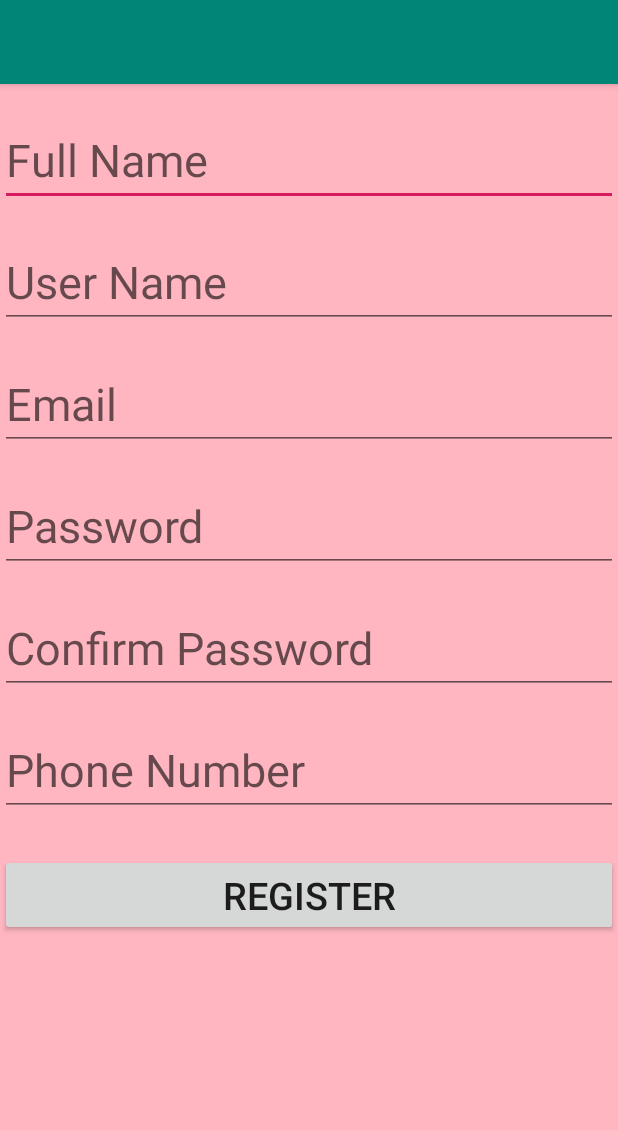
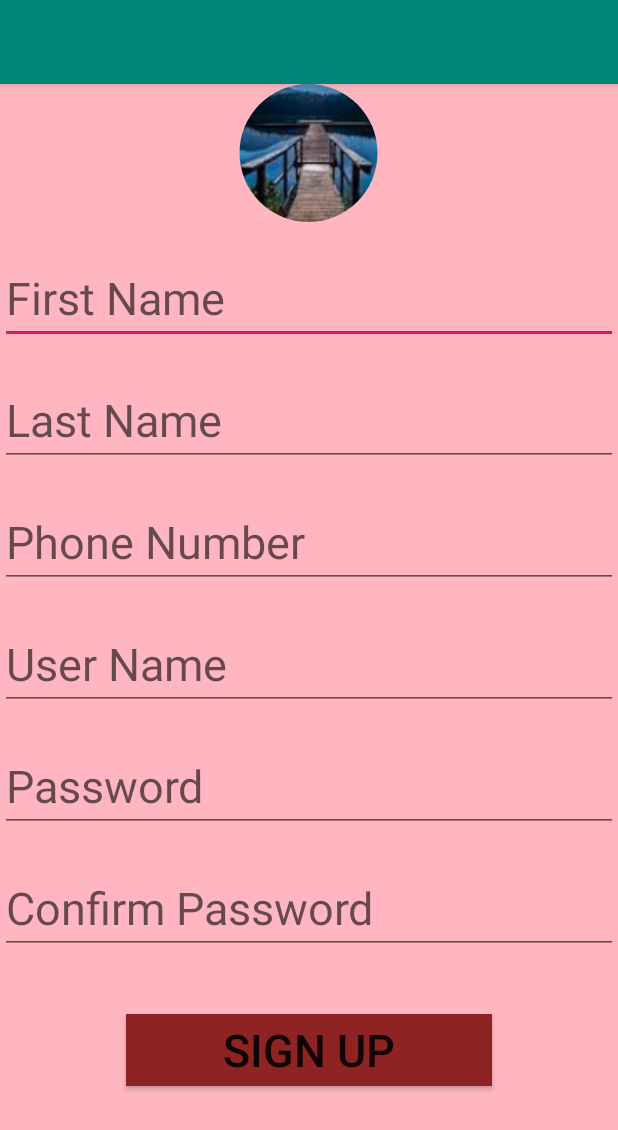
Before and after one commit to sheelabhan/Store, an Android app: the SignUp screen opened directly, with no data from a screen before it, on a phone screen of 412 x 824 dp. Shown: the top 1130 px of the screen. Run offline under Robolectric (Android 15) with nearby library versions, the phone set to English and light mode, and no system bars; our stand-ins replace CircleImageView; pictures from the network do not load.

Commit message:
I have done register and login code through api. for this i have make class, url.

```diff
--- /dev/null
+++ b/app/src/main/java/com/sheela/mobilestore/api/UserAPI.java
@@ -0,0 +1,32 @@
+package com.sheela.mobilestore.api;
+
+import com.sheela.mobilestore.model.User;
+import com.sheela.mobilestore.model.username;
+import com.sheela.mobilestore.serverresponse.ImageResponse;
+import com.sheela.mobilestore.serverresponse.SignUpResponse;
+import com.sheela.mobilestore.serverresponse.SignUpResponse;
+
+import okhttp3.MultipartBody;
+import retrofit2.Call;
+import retrofit2.http.Body;
+import retrofit2.http.GET;
+import retrofit2.http.Header;
+import retrofit2.http.Multipart;
+import retrofit2.http.POST;
+import retrofit2.http.Part;
+
+public interface UserAPI {
+    @POST("user/signup")
+    Call<SignUpResponse> registerUser(@Body User users);
+    @POST("user/login")
+    Call<SignUpResponse> checklogin(@Body username Username);
+//    @FormUrlEncoded
+//    @POST("user/login")
+//    Call<SignUpResponse> checkUser(@Field("username") String username, @Field("password") String password);
+    @Multipart
+    @POST("upload")
+    Call<ImageResponse> uploadImage(@Part MultipartBody.Part img);
+
+    @GET("user/me")
+    Call<User> getUserDetails(@Header("Authorization") String token);
+}
--- a/app/src/main/res/layout/activity_sign_up.xml
+++ b/app/src/main/res/layout/activity_sign_up.xml
@@ -7,32 +7,46 @@
     android:orientation="vertical"
     android:background="#FFB6C1"
     tools:context=".SignUp">
+    <de.hdodenhof.circleimageview.CircleImageView
+        android:id="@+id/imgsheela"
+        android:layout_width="299dp"
+        android:layout_height="92dp"
+        android:layout_gravity="center"
+        android:src="@drawable/image" />
 
     <EditText
-        android:id="@+id/etFullName"
+        android:id="@+id/etfirstName"
         android:inputType="text"
         android:layout_width="match_parent"
         android:layout_height="wrap_content"
         android:textSize="30sp"
         android:layout_marginTop="20dp"
-        android:hint="Full Name"/>
+        android:hint="First Name"/>
+    <EditText
+        android:id="@+id/etlastName"
+        android:inputType="text"
+        android:layout_width="match_parent"
+        android:layout_height="wrap_content"
+        android:textSize="30sp"
+        android:layout_marginTop="20dp"
+        android:hint="Last Name"/>
+
+    <EditText
+        android:id="@+id/etPhoneNo"
+          android:inputType="number"
+        android:layout_width="match_parent"
+        android:layout_height="wrap_content"
+        android:layout_marginTop="20dp"
+        android:textSize="30sp"
+        android:hint="Phone Number"/>
     <EditText
         android:id="@+id/etUserName"
         android:inputType="text"
         android:layout_width="match_parent"
         android:layout_height="wrap_content"
-        android:textSize="30sp"
+        android:hint="User Name"
         android:layout_marginTop="20dp"
-        android:hint="User Name"/>
-
-    <EditText
-        android:id="@+id/etEmail"
-        android:inputType="text"
-        android:layout_width="match_parent"
-        android:layout_height="wrap_content"
-        android:layout_marginTop="20dp"
-        android:textSize="30sp"
-        android:hint="Email"/>
+        android:textSize="30sp"/>
     <EditText
         android:inputType="textPassword"
         android:id="@+id/etPassword"
@@ -50,23 +64,18 @@
         android:textSize="30sp"
         android:hint="Confirm Password"/>
 
-    <EditText
-        android:id="@+id/etPhoneNo"
-        android:inputType="number"
-        android:layout_width="match_parent"
-        android:layout_height="wrap_content"
-        android:hint="Phone Number"
-        android:layout_marginTop="20dp"
-        android:textSize="30sp"/>
+
+
 
     <Button
         android:id="@+id/btnRegister"
-        android:layout_width="match_parent"
+        android:layout_width="244dp"
         android:layout_height="wrap_content"
-        android:layout_gravity="top"
-        android:layout_marginTop="25dp"
-        android:text="Register"
-        android:textSize="25dp" />
+        android:layout_gravity="center"
+        android:layout_marginTop="40dp"
+        android:background="#8E2323"
+        android:text="Sign Up"
+        android:textSize="30dp" />
 
 
 </LinearLayout>
--- a/app/src/main/res/layout/activity_splash_screen.xml
+++ b/app/src/main/res/layout/activity_splash_screen.xml
@@ -10,13 +10,14 @@
 
     <ImageView
         android:id="@+id/imgLogo"
-        android:layout_width="140dp"
-        android:layout_height="140dp"
+        android:layout_width="434dp"
+        android:layout_height="592dp"
         android:layout_gravity="center"
         android:src="@drawable/logo" />
 
     <TextView
         android:layout_width="wrap_content"
+        android:fontFamily="sans-serif-black"
         android:layout_height="wrap_content"
         android:layout_gravity="center"
         android:layout_marginTop="12dp"
```
Also changed, not shown: app/build.gradle (+8 -0 lines), app/src/main/AndroidManifest.xml (+6 -3 lines), app/src/main/java/com/sheela/mobilestore/DashboardActivity.java (deleted, +0 -57 lines), app/src/main/java/com/sheela/mobilestore/Login.java (+46 -26 lines), app/src/main/java/com/sheela/mobilestore/SignUp.java (+145 -20 lines), app/src/main/java/com/sheela/mobilestore/SplashScreenActivity.java (+5 -21 lines), app/src/main/java/com/sheela/mobilestore/StrictModeClass/StrictMode.java (added, +9 -0 lines), app/src/main/java/com/sheela/mobilestore/api/TaskAPI.java (added, +14 -0 lines), app/src/main/java/com/sheela/mobilestore/bll/LoginBLL.java (added, +37 -0 lines), app/src/main/java/com/sheela/mobilestore/model/Task.java (added, +17 -0 lines), app/src/main/java/com/sheela/mobilestore/model/User.java (added, +73 -0 lines), app/src/main/java/com/sheela/mobilestore/model/username.java (added, +27 -0 lines), app/src/main/java/com/sheela/mobilestore/serverresponse/ImageResponse.java (added, +17 -0 lines), app/src/main/java/com/sheela/mobilestore/serverresponse/SignUpResponse.java (added, +27 -0 lines), 2 more files.
